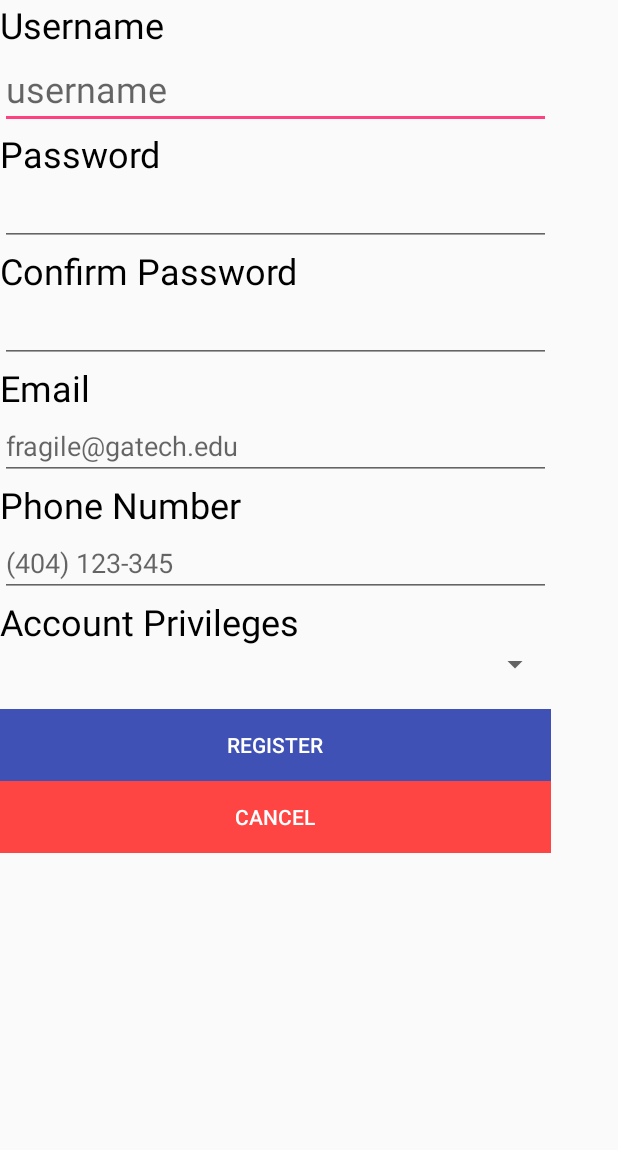
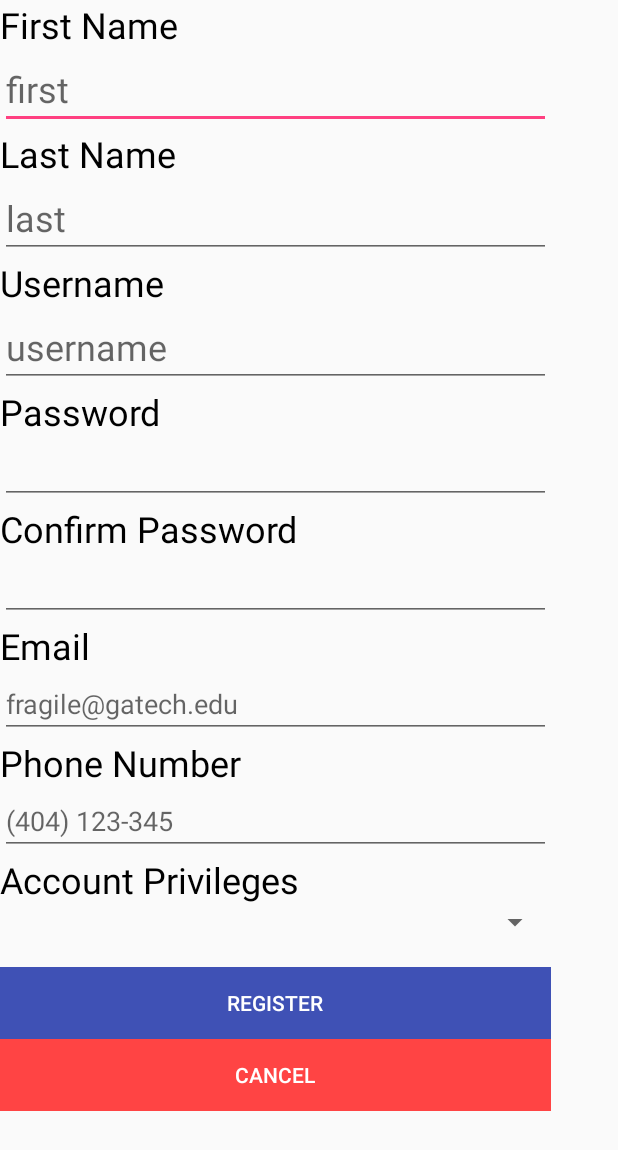
Before and after one commit to frAGILE-development/2340, an Android app: the layout activity_register.xml on its own in the app's theme, with its tools: preview values and no code run, on a phone screen of 412 x 824 dp. Shown: the top 1150 px of the screen. Run offline under Robolectric (Android 15) with nearby library versions, the phone set to English and light mode, and no system bars.

Commit message:
Created Model, Register activity and implemented user registration

```diff
--- a/app/src/main/java/com/example/ananya/findr/Controllers/Login.java
+++ b/app/src/main/java/com/example/ananya/findr/Controllers/Login.java
@@ -35,6 +35,8 @@ public class Login extends AppCompatActivity {
             public void onClick(View view) {
                 EditText username = (EditText) findViewById(R.id.name);
                 EditText password = (EditText) findViewById(R.id.pass);
+
+
                 if (username.getText().toString().equals("user") && password.getText().toString().equals("pass")) {
                     Intent intent = new Intent(Login.this, Application.class);
                     startActivity(intent);
--- a/app/src/main/res/layout/activity_register.xml
+++ b/app/src/main/res/layout/activity_register.xml
@@ -13,6 +13,46 @@
         <TextView
             android:id="@+id/text_username"
             android:layout_width="367dp"
+            android:layout_height="wrap_content"
+            android:text="First Name"
+            android:textAlignment="viewStart"
+            android:textAppearance="@style/TextAppearance.AppCompat.Display1"
+            android:textColor="@android:color/background_dark"
+            android:textSize="24sp" />
+
+        <EditText
+            android:id="@+id/editText_firstName"
+            android:layout_width="match_parent"
+            android:layout_height="wrap_content"
+            android:ems="10"
+            android:hint="first"
+            android:inputType="textPersonName"
+            android:textColor="@android:color/darker_gray"
+            android:textSize="24sp" />
+
+        <TextView
+            android:id="@+id/textView3"
+            android:layout_width="match_parent"
+            android:layout_height="wrap_content"
+            android:text="Last Name"
+            android:textAlignment="viewStart"
+            android:textAppearance="@style/TextAppearance.AppCompat.Display1"
+            android:textColor="@android:color/background_dark"
+            android:textSize="24sp" />
+
+        <EditText
+            android:id="@+id/editText_lastName"
+            android:layout_width="match_parent"
+            android:layout_height="wrap_content"
+            android:ems="10"
+            android:hint="last"
+            android:inputType="textPersonName"
+            android:textColor="@android:color/darker_gray"
+            android:textSize="24sp" />
+
+        <TextView
+            android:id="@+id/textView4"
+            android:layout_width="match_parent"
             android:layout_height="wrap_content"
             android:text="Username"
             android:textAlignment="viewStart"
```
Also changed, not shown: app/src/main/AndroidManifest.xml (+8 -0 lines), app/src/main/java/Model/Model.java (added, +82 -0 lines), app/src/main/java/Model/User.java (+12 -6 lines), app/src/main/java/com/example/ananya/findr/Controllers/Homepage.java (+8 -0 lines), app/src/main/java/com/example/ananya/findr/Controllers/Register.java (added, +103 -0 lines).
